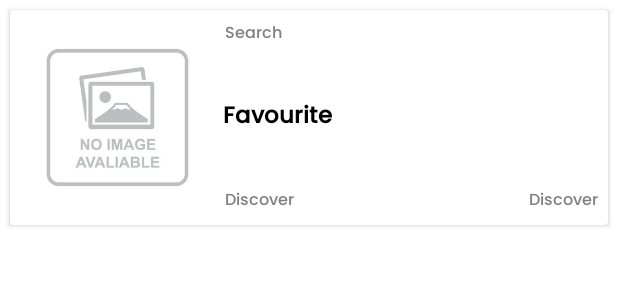
After one commit to Deepraj99/Discover, an Android app: the layout rv_item.xml on its own in the app's theme, with its tools: preview values and no code run, on a phone screen of 412 x 824 dp. The commit adds this screen. Shown: the top 300 px of the screen. Run offline under Robolectric (Android 15) with nearby library versions, the phone set to English and light mode, and no system bars; network calls fail.

Commit message:
All news done

```diff
--- /dev/null
+++ b/app/src/main/res/layout/rv_item.xml
@@ -0,0 +1,92 @@
+<?xml version="1.0" encoding="utf-8"?>
+
+
+    <androidx.cardview.widget.CardView
+        xmlns:android="http://schemas.android.com/apk/res/android"
+        xmlns:app="http://schemas.android.com/apk/res-auto"
+        android:layout_width="match_parent"
+        android:layout_height="wrap_content"
+        android:layout_marginHorizontal="@dimen/_5sdp"
+        android:layout_marginTop="@dimen/_5sdp"
+        android:elevation="@dimen/_5sdp"
+        app:cardMaxElevation="@dimen/_6sdp"
+        app:layout_constraintEnd_toEndOf="parent"
+        app:layout_constraintStart_toStartOf="parent"
+        app:layout_constraintTop_toTopOf="parent">
+
+        <androidx.constraintlayout.widget.ConstraintLayout
+            android:layout_width="match_parent"
+            android:layout_height="match_parent"
+            android:padding="@dimen/_5sdp">
+
+            <androidx.cardview.widget.CardView
+                android:id="@+id/cardView"
+                android:layout_width="@dimen/_100sdp"
+                android:layout_height="@dimen/_100sdp"
+                app:cardCornerRadius="@dimen/_10sdp"
+                app:cardElevation="0dp"
+                app:layout_constraintBottom_toBottomOf="parent"
+                app:layout_constraintStart_toStartOf="parent"
+                app:layout_constraintTop_toTopOf="parent">
+
+                <ImageView
+                    android:id="@+id/iv_background"
+                    android:layout_width="match_parent"
+                    android:layout_height="match_parent"
+                    android:src="@drawable/no_image_avaliable" />
+            </androidx.cardview.widget.CardView>
+
+            <TextView
+                android:id="@+id/tv_source"
+                android:layout_width="wrap_content"
+                android:layout_height="wrap_content"
+                android:layout_marginStart="@dimen/_5sdp"
+                android:text="@string/search"
+                android:fontFamily="@font/myfont"
+                android:textSize="@dimen/_8ssp"
+                android:textColor="@color/gray"
+                app:layout_constraintStart_toEndOf="@+id/cardView"
+                app:layout_constraintTop_toTopOf="parent" />
+
+            <TextView
+                android:id="@+id/tv_heading"
+                android:layout_width="0dp"
+                android:layout_height="wrap_content"
+                android:layout_marginStart="5dp"
+                android:ellipsize="end"
+                android:maxLines="4"
+                android:text="@string/favourite"
+                android:textSize="@dimen/_12ssp"
+                android:textColor="@color/black"
+                android:textStyle="bold"
+                android:fontFamily="@font/myfont"
+                app:layout_constraintBottom_toBottomOf="@+id/cardView"
+                app:layout_constraintEnd_toEndOf="parent"
+                app:layout_constraintStart_toEndOf="@+id/cardView"
+                app:layout_constraintTop_toTopOf="@+id/cardView" />
+
+            <TextView
+                android:id="@+id/tv_author"
+                android:layout_width="wrap_content"
+                android:layout_height="wrap_content"
+                android:layout_marginStart="@dimen/_5sdp"
+                android:textSize="@dimen/_8ssp"
+                android:text="@string/app_name"
+                android:textColor="@color/gray"
+                android:maxLength="20"
+                android:fontFamily="@font/myfont"
+                app:layout_constraintBottom_toBottomOf="parent"
+                app:layout_constraintStart_toEndOf="@+id/cardView" />
+
+            <TextView
+                android:id="@+id/tv_date"
+                android:layout_width="wrap_content"
+                android:layout_height="wrap_content"
+                android:text="@string/app_name"
+                android:textSize="@dimen/_8ssp"
+                android:fontFamily="@font/myfont"
+                android:textColor="@color/gray"
+                app:layout_constraintBottom_toBottomOf="parent"
+                app:layout_constraintEnd_toEndOf="parent" />
+        </androidx.constraintlayout.widget.ConstraintLayout>
+    </androidx.cardview.widget.CardView>
--- a/app/src/main/res/values-night/themes.xml
+++ b/app/src/main/res/values-night/themes.xml
@@ -6,8 +6,8 @@
         <item name="colorPrimaryVariant">@color/purple_700</item>
         <item name="colorOnPrimary">@color/black</item>
         <!-- Secondary brand color. -->
-        <item name="colorSecondary">@color/teal_200</item>
-        <item name="colorSecondaryVariant">@color/teal_200</item>
+        <item name="colorSecondary">@color/gray</item>
+        <item name="colorSecondaryVariant">@color/gray</item>
         <item name="colorOnSecondary">@color/black</item>
         <!-- Status bar color. -->
         <item name="android:statusBarColor">?attr/colorPrimaryVariant</item>
--- a/app/src/main/res/values/colors.xml
+++ b/app/src/main/res/values/colors.xml
@@ -3,8 +3,9 @@
     <color name="purple_200">#FFBB86FC</color>
     <color name="purple_500">#FF6200EE</color>
     <color name="purple_700">#FF3700B3</color>
-    <color name="teal_200">#FF03DAC5</color>
-    <color name="teal_700">#FF018786</color>
+    <color name="light_black">#33000000</color>
+    <color name="gray">#808080</color>
     <color name="black">#FF000000</color>
     <color name="white">#FFFFFFFF</color>
+    <color name="blue">#03A9F4</color>
 </resources>
--- a/app/src/main/res/values/strings.xml
+++ b/app/src/main/res/values/strings.xml
@@ -5,4 +5,7 @@
     <string name="home">Home</string>
     <string name="search">Search</string>
     <string name="favourite">Favourite</string>
+    <string name="breaking_news">Breaking News</string>
+    <string name="recommendation">Recommendation</string>
+    <string name="view_all">View All</string>
 </resources>
--- a/app/src/main/res/values/themes.xml
+++ b/app/src/main/res/values/themes.xml
@@ -6,8 +6,8 @@
         <item name="colorPrimaryVariant">@color/purple_700</item>
         <item name="colorOnPrimary">@color/white</item>
         <!-- Secondary brand color. -->
-        <item name="colorSecondary">@color/teal_200</item>
-        <item name="colorSecondaryVariant">@color/teal_700</item>
+        <item name="colorSecondary">@color/gray</item>
+        <item name="colorSecondaryVariant">@color/gray</item>
         <item name="colorOnSecondary">@color/black</item>
         <!-- Status bar color. -->
         <item name="android:statusBarColor">?attr/colorPrimaryVariant</item>
```
Also changed, not shown: app/build.gradle (+7 -0 lines), app/src/main/java/com/example/discover/adapters/AllNewsAdapter.kt (added, +50 -0 lines), app/src/main/java/com/example/discover/fragments/HomeFragment.kt (+15 -13 lines), app/src/main/java/com/example/discover/utils/NewsDiffUtil.kt (added, +25 -0 lines), app/src/main/res/drawable/circle_shape.xml (added, +10 -0 lines), app/src/main/res/layout/fragment_home.xml (+62 -9 lines), app/src/main/res/layout/rv_item_top_headlines.xml (added, +39 -0 lines), app/src/main/res/drawable/no_image_avaliable.png (added).
